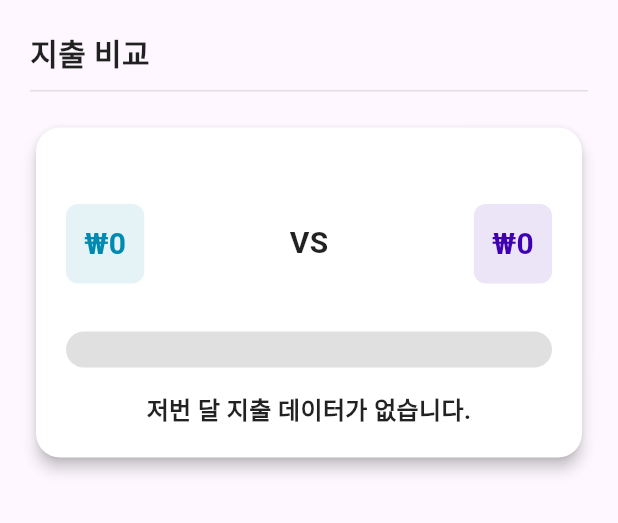
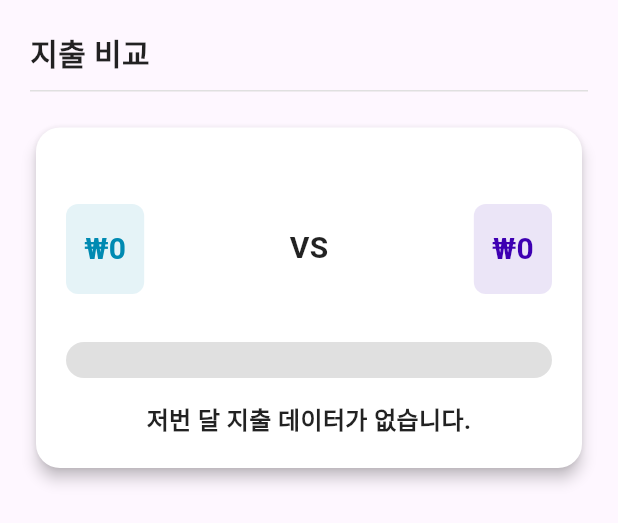
Before and after one commit to Six-Tail/Clear-Ledger, a Flutter app: the MonthlyExpenseComparison widget shown alone on an empty page, opened directly with empty values, on a phone screen of 412 x 824 dp. Shown: the top 523 px of the screen. Run offline on Flutter 3.47's test engine with Material 3 defaults, Android fonts, the phone set to English and light mode, and no system bars; our stand-ins replace cloud_firestore, dotted_border, firebase_auth, firebase_core, font_awesome_flutter, get and 2 more; accounts and stored records are empty.

Commit message:
[2024-11-30] Modify Spending Comparison Text Font Size

```diff
--- a/lib/pages/widgets/monthly_expense_comparison.dart
+++ b/lib/pages/widgets/monthly_expense_comparison.dart
@@ -1,4 +1,5 @@
 import 'package:flutter/material.dart';
+import 'package:intl/intl.dart';
 import '../../services/transactions_service.dart';
 
 class MonthlyExpenseComparison extends StatelessWidget {
@@ -14,8 +15,7 @@ class MonthlyExpenseComparison extends StatelessWidget {
   });
 
   Future<int> getPreviousMonthTotalExpense() async {
-    final previousMonth =
-        DateTime(selectedDate.year, selectedDate.month - 1, 1);
+    final previousMonth = DateTime(selectedDate.year, selectedDate.month - 1, 1);
     return await getTotalExpense(previousMonth);
   }
 
@@ -146,7 +146,7 @@ class MonthlyExpenseComparison extends StatelessWidget {
                                   comparisonText = _buildComparisonText(
                                     label: '저번 달 대비 지출이 ',
                                     value: '${percentageChange.abs()}% 감소',
-                                    valueColor: const Color(0xFF39A063),
+                                    valueColor: const Color(0xFF0F00D9),
                                   );
                                 } else {
                                   comparisonText = const Text(
@@ -215,6 +215,8 @@ class MonthlyExpenseComparison extends StatelessWidget {
     required Future<int> future,
     required Color color,
   }) {
+    final formatter = NumberFormat('#,###'); // 숫자를 천단위로 포맷팅
+
     return Column(
       crossAxisAlignment: CrossAxisAlignment.center,
       children: [
@@ -238,19 +240,32 @@ class MonthlyExpenseComparison extends StatelessWidget {
               return Text("Error: ${snapshot.error}");
             } else {
               int expense = snapshot.data ?? 0;
+              String formattedExpense = formatter.format(expense);
+
+              // 숫자 길이에 따라 폰트 크기 조정
+              double fontSize = 20; // 기본 폰트 크기
+              if (formattedExpense.length > 10) {
+                fontSize = 14;
+              } else if (formattedExpense.length > 7) {
+                fontSize = 16;
+              }
+
               return Container(
                 margin: const EdgeInsets.symmetric(vertical: 8),
                 padding: const EdgeInsets.all(12),
+                height: 60, // 고정된 높이 설정
                 decoration: BoxDecoration(
                   color: color.withOpacity(0.1),
                   borderRadius: BorderRadius.circular(8),
                 ),
-                child: Text(
-                  '₩$expense',
-                  style: TextStyle(
-                    fontSize: 20,
-                    fontWeight: FontWeight.bold,
-                    color: color,
+                child: Center( // 텍스트를 박스 중앙에 배치
+                  child: Text(
+                    '₩$formattedExpense', // 숫자 포맷팅 적용
+                    style: TextStyle(
+                      fontSize: fontSize,
+                      fontWeight: FontWeight.bold,
+                      color: color,
+                    ),
                   ),
                 ),
               );
```
